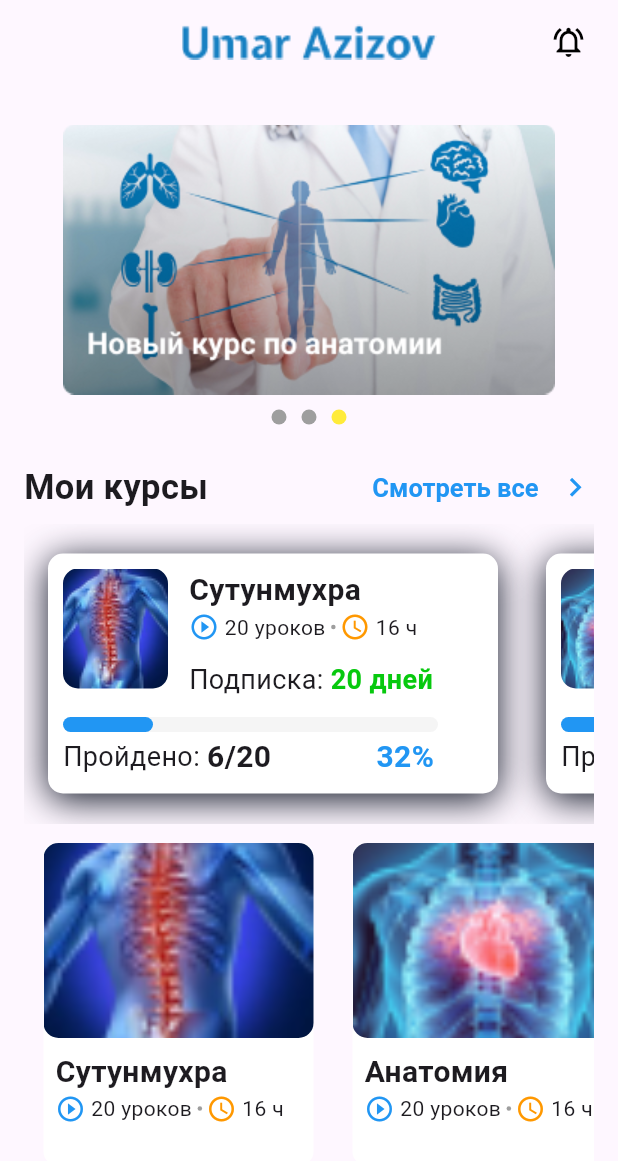
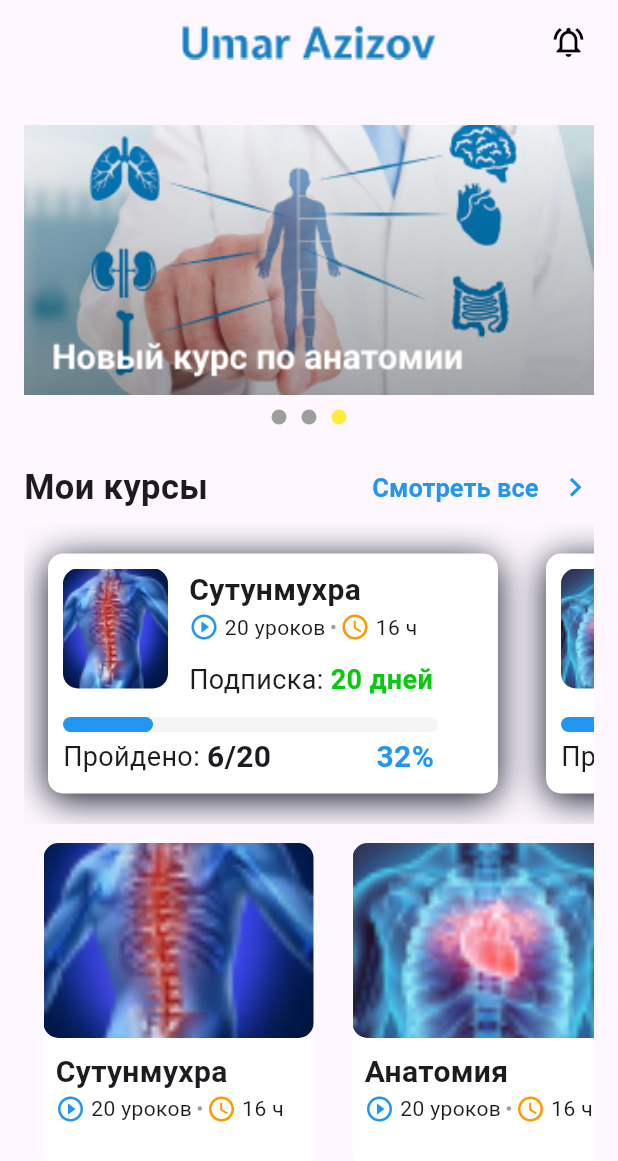
Before and after one commit to SharifzodaHokim/myhomework.flutter, a Flutter app: the screen it shows after launch, on a phone screen of 412 x 824 dp. Shown: the top 1161 px of the screen. Run offline on Flutter 3.47's test engine with Material 3 defaults, Android fonts, the phone set to English and light mode, and no system bars.

Commit message:
first commit

```diff
--- a/lib/courses.dart
+++ b/lib/courses.dart
@@ -33,6 +33,7 @@ class _CoursesState extends State<Courses> {
         title: Text("Курсы",style: TextStyle(fontSize: 30,fontWeight: FontWeight.bold),),
         actions: [
           Padding(
+
             padding: const EdgeInsets.only(right: 30),
             child: Icon(Icons.notifications_outlined),
           ),
--- a/lib/home_page.dart
+++ b/lib/home_page.dart
@@ -54,9 +54,9 @@ class _HomePageState extends State<HomePage> {
   void startTimer(){
     _timer = Timer.periodic(Duration(seconds: 3), (timer){
       if(_pageController.page == imagees.length-1){
-        _pageController.animateToPage(0, duration: Duration(milliseconds: 500), curve: Curves.easeInOut);
+        _pageController.animateToPage(0, duration: Duration(milliseconds: 300), curve: Curves.easeInOut);
       }else{
-        _pageController.nextPage(duration: Duration(milliseconds: 500), curve: Curves.easeInOut);
+        _pageController.nextPage(duration: Duration(milliseconds: 300), curve: Curves.easeInOut);
       }
     });
   }
@@ -103,7 +103,7 @@ class _HomePageState extends State<HomePage> {
               children: [
                 Center(
                   child: SizedBox(
-                    width: 328,
+                    width:450,
                     height: 180,
 
                     child: PageView.builder(
@@ -238,7 +238,7 @@ class _HomePageState extends State<HomePage> {
                  Container(
                   height: 470,
                    child: GridView.builder(
-
+                  physics: NeverScrollableScrollPhysics(),
                                    gridDelegate: const   SliverGridDelegateWithFixedCrossAxisCount(
                     crossAxisCount: 2
                     ),
```
Also changed, not shown: 1 other file.
